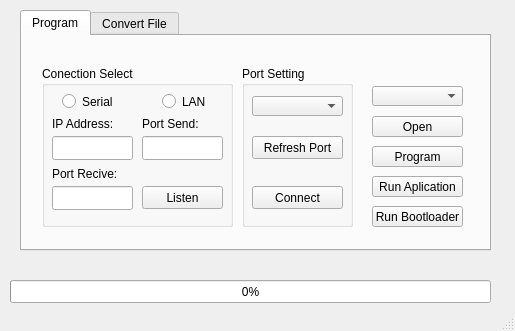
Qt form mainwindow.ui (flishet/GUI-Bootloader) before a commit.
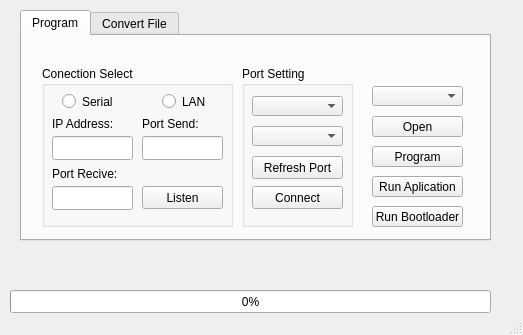
The same form after that commit.

Commit message: -baudrate ezafeh shod-->1403/10/11

```diff
--- a/mainwindow.ui
+++ b/mainwindow.ui
@@ -6,8 +6,8 @@
    <rect>
     <x>0</x>
     <y>0</y>
-    <width>515</width>
-    <height>331</height>
+    <width>523</width>
+    <height>335</height>
    </rect>
   </property>
   <property name="sizePolicy">
@@ -36,7 +36,7 @@
     <property name="geometry">
      <rect>
       <x>10</x>
-      <y>280</y>
+      <y>290</y>
       <width>481</width>
       <height>23</height>
      </rect>
@@ -48,7 +48,7 @@
      <number>0</number>
     </property>
     <property name="alignment">
-     <set>Qt::AlignmentFlag::AlignCenter</set>
+     <set>Qt::AlignRight|Qt::AlignTrailing|Qt::AlignVCenter</set>
     </property>
     <property name="textVisible">
      <bool>true</bool>
@@ -58,7 +58,7 @@
     <property name="geometry">
      <rect>
       <x>10</x>
-      <y>240</y>
+      <y>250</y>
       <width>481</width>
       <height>31</height>
      </rect>
@@ -76,7 +76,7 @@
       <x>20</x>
       <y>10</y>
       <width>471</width>
-      <height>241</height>
+      <height>231</height>
      </rect>
     </property>
     <property name="currentIndex">
@@ -267,7 +267,7 @@
        <property name="geometry">
         <rect>
          <x>10</x>
-         <y>70</y>
+         <y>90</y>
          <width>91</width>
          <height>23</height>
         </rect>
@@ -276,6 +276,16 @@
         <string>Refresh Port</string>
        </property>
       </widget>
+      <widget class="QComboBox" name="combo_baud">
+       <property name="geometry">
+        <rect>
+         <x>10</x>
+         <y>60</y>
+         <width>91</width>
+         <height>20</height>
+        </rect>
+       </property>
+      </widget>
      </widget>
      <widget class="QComboBox" name="combo_mcu">
       <property name="geometry">
```
Left out of the diff: 2 changed lines with no effect on the pictures. The commit also changes 2 other files.
